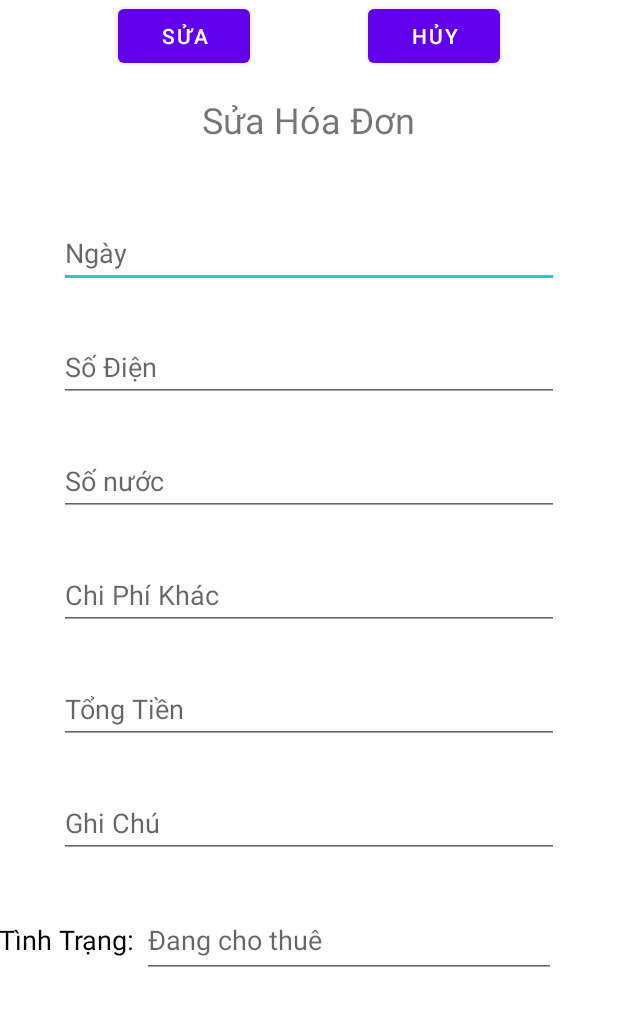
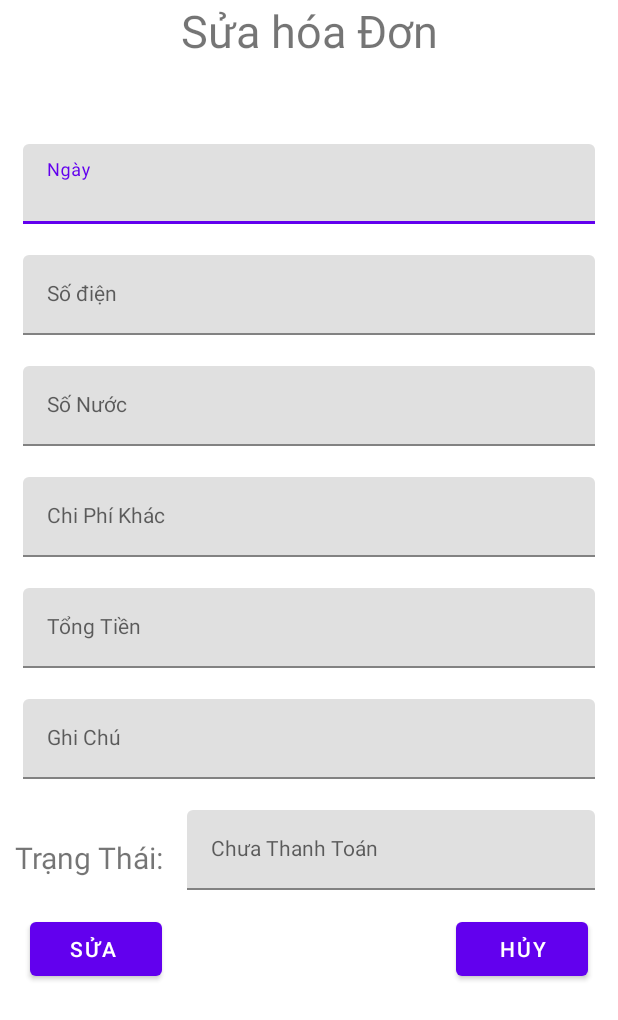
Before and after one commit to tranngochuy2107/app-nha-tro, an Android app: the layout dialog_sua_hoa_don.xml on its own in the app's theme, with its tools: preview values and no code run, on a phone screen of 412 x 824 dp. Shown: the top 1020 px of the screen. Run offline under Robolectric (Android 15) with nearby library versions, the phone set to English and light mode, and no system bars.

Commit message:
dialogSuaHoaDon_aLong

```diff
--- a/app/src/main/res/layout/dialog_sua_hoa_don.xml
+++ b/app/src/main/res/layout/dialog_sua_hoa_don.xml
@@ -4,155 +4,151 @@
     xmlns:tools="http://schemas.android.com/tools"
     android:layout_width="match_parent"
     android:layout_height="match_parent">
+    <LinearLayout
+        android:orientation="vertical"
+        android:layout_width="match_parent"
+        android:layout_height="match_parent">
+        <TextView
+            android:text="Sửa hóa Đơn"
+            android:gravity="center"
+            android:textSize="30dp"
+            android:layout_marginBottom="50dp"
+            android:layout_width="match_parent"
+            android:layout_height="wrap_content"/>
+        <com.google.android.material.textfield.TextInputLayout
+            android:layout_width="match_parent"
+            android:id="@+id/line1"
+            android:layout_marginStart="10dp"
+            android:layout_marginEnd="10dp"
+            android:layout_marginBottom="10dp"
+            android:padding="5dp"
+            android:layout_height="wrap_content">
+            <com.google.android.material.textfield.TextInputEditText
+                android:layout_width="match_parent"
+                android:id="@+id/edit_suahd_ngay"
+                android:hint="Ngày"
+                style="@style/Widget.MaterialComponents.TextInputLayout.FilledBox"
+                android:layout_height="wrap_content"/>
+        </com.google.android.material.textfield.TextInputLayout>
+        <com.google.android.material.textfield.TextInputLayout
+            android:layout_width="match_parent"
+            android:id="@+id/line2"
+            android:layout_marginEnd="10dp"
+            android:layout_marginStart="10dp"
+            android:layout_marginBottom="10dp"
+            android:padding="5dp"
+            android:layout_height="wrap_content">
+            <com.google.android.material.textfield.TextInputEditText
+                android:layout_width="match_parent"
+                android:id="@+id/edit_suahd_soDien"
+                android:hint="Số điện"
+                style="@style/Widget.MaterialComponents.TextInputLayout.FilledBox"
+                android:layout_height="wrap_content"/>
+        </com.google.android.material.textfield.TextInputLayout>
+        <com.google.android.material.textfield.TextInputLayout
+            android:layout_width="match_parent"
+            android:id="@+id/line3"
+            android:layout_marginEnd="10dp"
+            android:layout_marginStart="10dp"
+            android:layout_marginBottom="10dp"
+            android:padding="5dp"
+            android:layout_height="wrap_content">
+            <com.google.android.material.textfield.TextInputEditText
+                android:layout_width="match_parent"
+                android:id="@+id/edit_suahd_soNuoc"
+                android:hint="Số Nước"
+                style="@style/Widget.MaterialComponents.TextInputLayout.FilledBox"
+                android:layout_height="wrap_content"/>
+        </com.google.android.material.textfield.TextInputLayout>
+        <com.google.android.material.textfield.TextInputLayout
+            android:layout_width="match_parent"
+            android:id="@+id/line4"
+            android:layout_marginEnd="10dp"
+            android:layout_marginStart="10dp"
+            android:layout_marginBottom="10dp"
+            android:padding="5dp"
+            android:layout_height="wrap_content">
+            <com.google.android.material.textfield.TextInputEditText
+                android:layout_width="match_parent"
+                android:id="@+id/edit_suahd_ChiPhiKhac"
+                android:hint="Chi Phí Khác"
+                style="@style/Widget.MaterialComponents.TextInputLayout.FilledBox"
+                android:layout_height="wrap_content"/>
+        </com.google.android.material.textfield.TextInputLayout>
+        <com.google.android.material.textfield.TextInputLayout
+            android:layout_width="match_parent"
+            android:id="@+id/line5"
+            android:layout_marginEnd="10dp"
+            android:layout_marginStart="10dp"
+            android:layout_marginBottom="10dp"
+            android:padding="5dp"
+            android:layout_height="wrap_content">
+            <com.google.android.material.textfield.TextInputEditText
+                android:layout_width="match_parent"
+                android:id="@+id/edit_suahd_TongTien"
+                android:hint="Tổng Tiền"
+                style="@style/Widget.MaterialComponents.TextInputLayout.FilledBox"
+                android:layout_height="wrap_content"/>
+        </com.google.android.material.textfield.TextInputLayout>
+        <com.google.android.material.textfield.TextInputLayout
+            android:layout_width="match_parent"
+            android:id="@+id/line6"
+            android:layout_marginEnd="10dp"
+            android:layout_marginStart="10dp"
+            android:layout_marginBottom="10dp"
+            android:padding="5dp"
+            android:layout_height="wrap_content">
+            <com.google.android.material.textfield.TextInputEditText
+                android:layout_width="match_parent"
+                android:id="@+id/edit_suahd_GhiChu"
+                android:hint="Ghi Chú"
+                style="@style/Widget.MaterialComponents.TextInputLayout.FilledBox"
+                android:layout_height="wrap_content"/>
+        </com.google.android.material.textfield.TextInputLayout>
+        <LinearLayout
+            android:layout_marginEnd="10dp"
+            android:layout_marginStart="10dp"
+            android:layout_marginBottom="10dp"
+            android:orientation="horizontal"
+            android:layout_width="match_parent"
+            android:layout_height="wrap_content">
+            <TextView
+                android:text="Trạng Thái:"
+                android:textSize="20dp"
+                android:layout_width="wrap_content"
+                android:layout_height="wrap_content"/>
+            <com.google.android.material.textfield.TextInputLayout
+                android:layout_width="match_parent"
+                android:id="@+id/line10"
 
-    <TextView
-        android:id="@+id/TXT_SuaHoaDon"
-        android:layout_width="wrap_content"
-        android:layout_height="wrap_content"
-        android:rotationX="0"
-        android:text="Sửa Hóa Đơn"
-        android:textSize="24sp"
-        app:layout_constraintBottom_toBottomOf="parent"
-        app:layout_constraintEnd_toEndOf="parent"
-        app:layout_constraintHorizontal_bias="0.498"
-        app:layout_constraintStart_toStartOf="parent"
-        app:layout_constraintTop_toTopOf="parent"
-        app:layout_constraintVertical_bias="0.08" />
-
-    <EditText
-        android:id="@+id/edt_Ngay"
-        android:layout_width="333dp"
-        android:layout_height="46dp"
-        android:layout_marginTop="50dp"
-        android:layout_marginBottom="30dp"
-        android:ems="10"
-        android:hint="Ngày"
-        android:inputType="textPersonName"
-        app:layout_constraintBottom_toTopOf="@+id/edt_soDien"
-        app:layout_constraintEnd_toEndOf="parent"
-        app:layout_constraintHorizontal_bias="0.5"
-        app:layout_constraintStart_toStartOf="parent"
-        app:layout_constraintTop_toBottomOf="@+id/TXT_SuaHoaDon"
-        app:layout_constraintVertical_bias="0.5" />
-
-    <EditText
-        android:id="@+id/edt_soDien"
-        android:layout_width="333dp"
-        android:layout_height="46dp"
-        android:layout_marginBottom="30dp"
-        android:ems="10"
-        android:hint="Số Điện"
-        android:inputType="textPersonName"
-        app:layout_constraintBottom_toTopOf="@+id/edt_soNuoc"
-        app:layout_constraintEnd_toEndOf="parent"
-        app:layout_constraintHorizontal_bias="0.5"
-        app:layout_constraintStart_toStartOf="parent"
-        app:layout_constraintTop_toBottomOf="@+id/edt_Ngay"
-        app:layout_constraintVertical_bias="0.5" />
-
-    <EditText
-        android:id="@+id/edt_soNuoc"
-        android:layout_width="333dp"
-        android:layout_height="46dp"
-        android:layout_marginBottom="30dp"
-        android:ems="10"
-        android:hint="Số nước"
-        android:inputType="textPersonName"
-        app:layout_constraintBottom_toTopOf="@+id/edt_chiPhiKhac"
-        app:layout_constraintEnd_toEndOf="parent"
-        app:layout_constraintHorizontal_bias="0.5"
-        app:layout_constraintStart_toStartOf="parent"
-        app:layout_constraintTop_toBottomOf="@+id/edt_soDien"
-        app:layout_constraintVertical_bias="0.5" />
-
-    <EditText
-        android:id="@+id/edt_chiPhiKhac"
-        android:layout_width="333dp"
-        android:layout_height="46dp"
-        android:layout_marginBottom="30dp"
-        android:ems="10"
-        android:hint="Chi Phí Khác"
-        android:inputType="textPersonName"
-        app:layout_constraintBottom_toTopOf="@+id/edt_TongTien"
-        app:layout_constraintEnd_toEndOf="parent"
-        app:layout_constraintHorizontal_bias="0.5"
-        app:layout_constraintStart_toStartOf="parent"
-        app:layout_constraintTop_toBottomOf="@+id/edt_soNuoc"
-        app:layout_constraintVertical_bias="0.5" />
-
-    <EditText
-        android:id="@+id/edt_TongTien"
-        android:layout_width="333dp"
-        android:layout_height="46dp"
-        android:layout_marginBottom="30dp"
-        android:ems="10"
-        android:hint="Tổng Tiền"
-        android:inputType="textPersonName"
-        app:layout_constraintBottom_toTopOf="@+id/edt_ghiChu"
-        app:layout_constraintEnd_toEndOf="parent"
-        app:layout_constraintHorizontal_bias="0.5"
-        app:layout_constraintStart_toStartOf="parent"
-        app:layout_constraintTop_toBottomOf="@+id/edt_chiPhiKhac"
-        app:layout_constraintVertical_bias="0.5" />
-
-    <EditText
-        android:id="@+id/edt_ghiChu"
-        android:layout_width="333dp"
-        android:layout_height="46dp"
-        android:layout_marginTop="30dp"
-        android:ems="10"
-        android:hint="Ghi Chú"
-        android:inputType="textPersonName"
-        app:layout_constraintEnd_toEndOf="parent"
-        app:layout_constraintStart_toStartOf="parent"
-        app:layout_constraintTop_toBottomOf="@+id/edt_TongTien" />
-
-    <LinearLayout
-        android:layout_width="415dp"
-        android:layout_height="0dp"
-        android:layout_marginTop="30dp"
-        android:orientation="horizontal"
-        app:layout_constraintEnd_toEndOf="parent"
-        app:layout_constraintHorizontal_bias="0.5"
-        app:layout_constraintStart_toStartOf="parent"
-        app:layout_constraintTop_toBottomOf="@+id/edt_ghiChu"
-        tools:ignore="MissingConstraints">
-
-        <TextView
-            android:layout_width="wrap_content"
-            android:layout_height="50dp"
-            android:gravity="start"
-            android:text="Tình Trạng: "
-            android:textColor="@android:color/black"
-            android:textSize="18dp" />
-
-        <EditText
-            android:id="@+id/ed_tinhTrang"
-            android:layout_width="276dp"
-            android:layout_height="50dp"
-            android:hint="Đang cho thuê" />
+                android:layout_marginStart="10dp"
+                android:padding="5dp"
+                android:layout_height="wrap_content">
+                <com.google.android.material.textfield.TextInputEditText
+                    android:layout_width="match_parent"
+                    android:id="@+id/edit_suahd_trangThai"
+                    android:hint="Chưa Thanh Toán"
+                    style="@style/Widget.MaterialComponents.TextInputLayout.FilledBox"
+                    android:layout_height="wrap_content"/>
+            </com.google.android.material.textfield.TextInputLayout>
+        </LinearLayout>
+        <RelativeLayout
+            android:layout_width="match_parent"
+            android:layout_height="wrap_content">
+            <Button
+                android:id="@+id/btnSuaHoaDon"
+                android:text="Sửa "
+                android:layout_marginLeft="20dp"
+                android:layout_width="wrap_content"
+                android:layout_height="wrap_content"/>
+            <Button
+                android:text="hủy"
+                android:id="@+id/btnhuySua"
+                android:layout_marginRight="20dp"
+                android:layout_alignParentRight="true"
+                android:layout_width="wrap_content"
+                android:layout_height="wrap_content"/>
+        </RelativeLayout>
     </LinearLayout>
 
-    <Button
-        android:id="@+id/btn_suaHoaDon"
-        android:layout_width="wrap_content"
-        android:layout_height="wrap_content"
-        android:text="Sửa"
-        app:layout_constraintEnd_toEndOf="parent"
-        app:layout_constraintEnd_toStartOf="@+id/btn_huySuaHoaDon"
-        app:layout_constraintHorizontal_bias="0.5"
-        app:layout_constraintStart_toStartOf="parent"
-        tools:ignore="MissingConstraints"
-        tools:layout_editor_absoluteY="660dp" />
-
-    <Button
-        android:id="@+id/btn_huySuaHoaDon"
-        android:layout_width="wrap_content"
-        android:layout_height="wrap_content"
-        android:text="Hủy"
-        app:layout_constraintEnd_toEndOf="parent"
-        app:layout_constraintHorizontal_bias="0.5"
-        app:layout_constraintStart_toEndOf="@+id/btn_suaHoaDon"
-        tools:ignore="MissingConstraints"
-        tools:layout_editor_absoluteY="660dp" />
 </androidx.constraintlayout.widget.ConstraintLayout>
```
